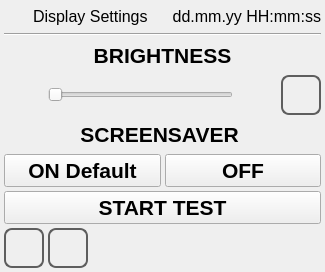
Old version of the form qt_library/ATCMsystem/display_settings.ui in the repository MECTsrl/mect_plugins.
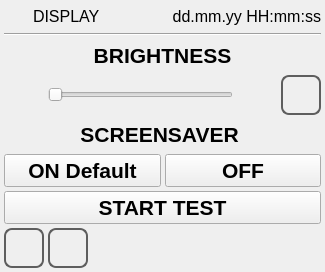
New version of the form. Icons and pictures are not drawn.

Commit message: fix plugins: - rename page titles (DISPLAY, OPTIONS) - work in progress on trend page

The edit to the form file:
```diff
--- a/qt_library/ATCMsystem/display_settings.ui
+++ b/qt_library/ATCMsystem/display_settings.ui
@@ -82,7 +82,7 @@
         <enum>Qt::NoFocus</enum>
        </property>
        <property name="text">
-        <string>Display Settings</string>
+        <string>DISPLAY</string>
        </property>
       </widget>
      </item>
```
The commit also changes 5 other files.
